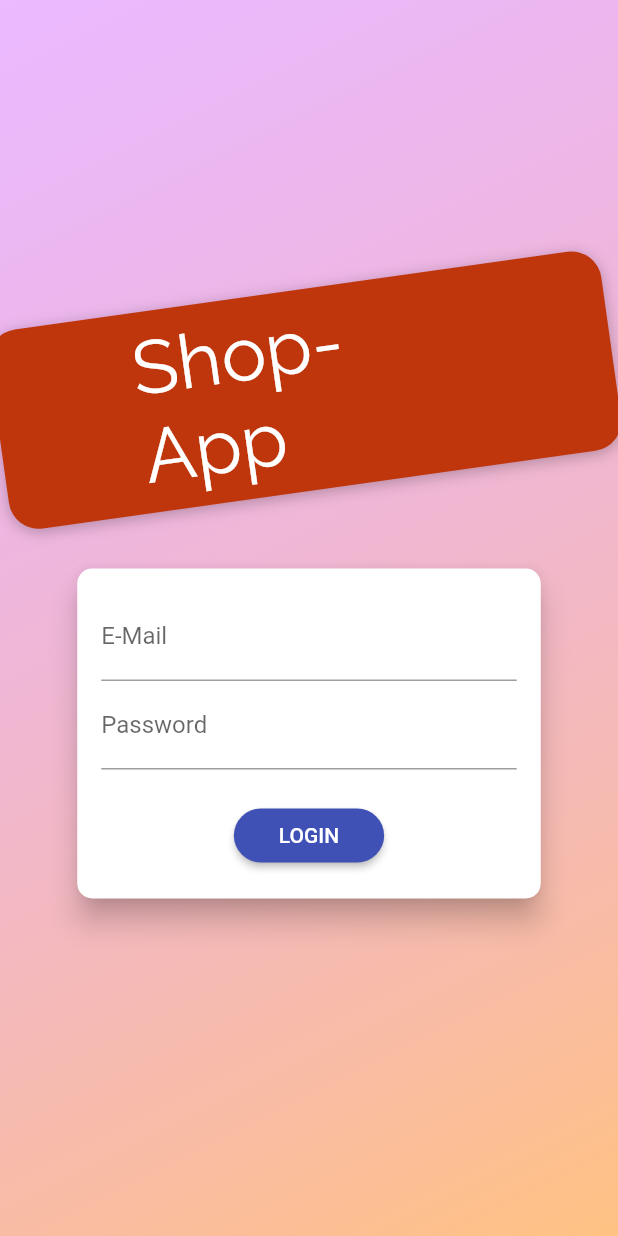
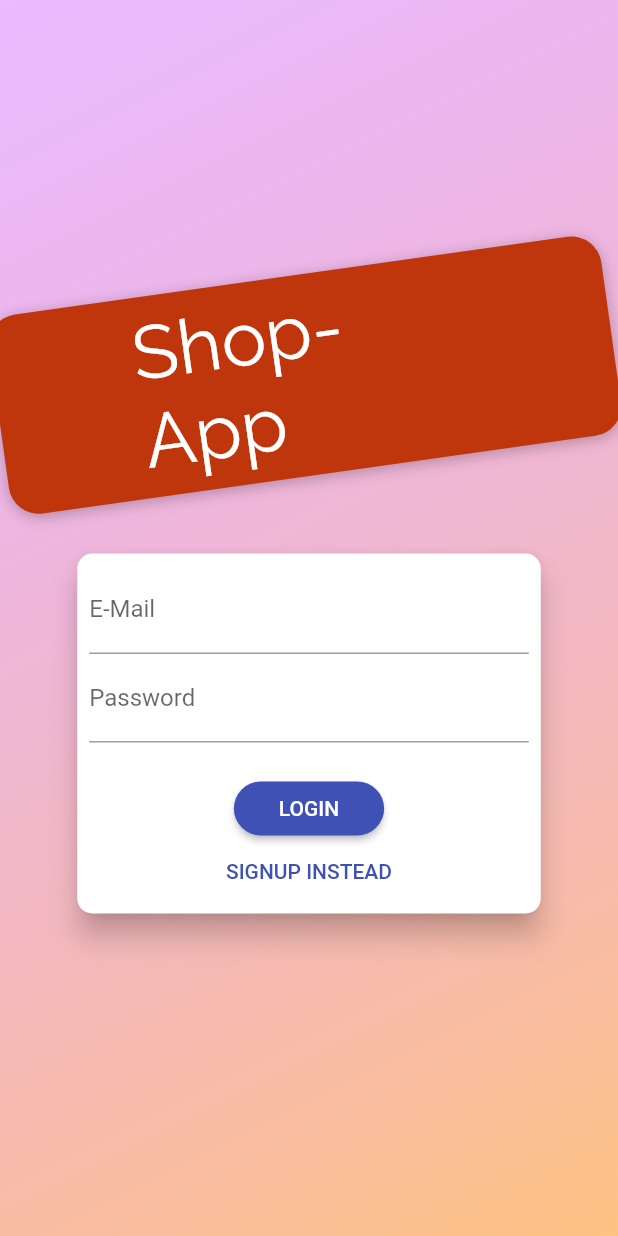
Before and after one commit to Roopaish/Flutter-RoadMap, a Flutter app: the AuthScreen screen opened by its route, on a phone screen of 412 x 824 dp. Run offline on Flutter 3.47's test engine with Material 2 defaults, Android fonts, the light colour scheme and no system bars; our stand-ins replace image_picker, location, shared_preferences, sqflite; accounts and stored records are empty; network calls fail.

```diff
--- a/lib/shop/providers/products.dart
+++ b/lib/shop/providers/products.dart
@@ -41,6 +41,7 @@ class Products with ChangeNotifier {
 
     try {
       final response = await http.get(url);
+
       final extractedData = json.decode(response.body) as Map<String, dynamic>;
 
       url = Uri.https(
@@ -57,13 +58,14 @@ class Products with ChangeNotifier {
             Product(
               id: prodId,
               title: prodData['title'],
-              price: prodData['price'],
+              price: prodData['price'].toDouble(),
               description: prodData['description'],
               imageUrl: prodData['imageUrl'],
               isFavorite:
                   favoriteData == null ? false : favoriteData[prodId] ?? false,
             ));
       });
+
       _items = loadedProducts;
       notifyListeners();
     } catch (error) {
--- a/lib/shop/screens/auth_screen.dart
+++ b/lib/shop/screens/auth_screen.dart
@@ -231,13 +231,13 @@ class _AuthCardState extends State<AuthCard>
       child: AnimatedContainer(
         duration: Duration(milliseconds: 300),
         curve: Curves.easeIn,
-        height: _authMode == AuthMode.Signup ? 280 : 220,
+        height: _authMode == AuthMode.Signup ? 300 : 240,
         constraints: BoxConstraints(
-          minHeight: _authMode == AuthMode.Signup ? 280 : 220,
+          minHeight: _authMode == AuthMode.Signup ? 300 : 240,
           maxWidth: 400,
         ),
         width: deviceSize.width * 0.75,
-        padding: EdgeInsets.all(16.0),
+        padding: EdgeInsets.all(8.0),
         child: Form(
           key: _formKey,
           child: SingleChildScrollView(
```
Also changed, not shown: lib/shop/providers/orders.dart (+5 -2 lines), 1 other file.
